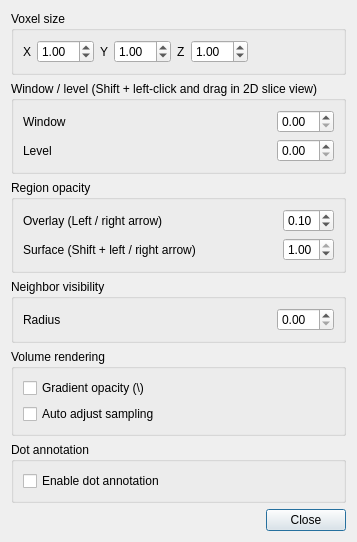
The window that qt/SettingsDialog.ui (RENCI/Segmentor) describes before a commit, drawn with Qt 5.
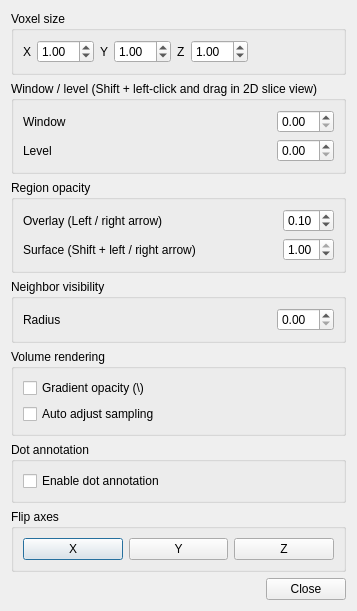
The same window after the commit.

Diff of the .ui file:
```diff
--- a/qt/SettingsDialog.ui
+++ b/qt/SettingsDialog.ui
@@ -7,7 +7,7 @@
     <x>0</x>
     <y>0</y>
     <width>314</width>
-    <height>486</height>
+    <height>548</height>
    </rect>
   </property>
   <property name="windowTitle">
@@ -396,6 +396,36 @@
      </layout>
     </widget>
    </item>
+   <item>
+    <widget class="QGroupBox" name="groupBox_7">
+     <property name="title">
+      <string>Flip axes</string>
+     </property>
+     <layout class="QHBoxLayout" name="horizontalLayout_10">
+      <item>
+       <widget class="QPushButton" name="flipXButton">
+        <property name="text">
+         <string>X</string>
+        </property>
+       </widget>
+      </item>
+      <item>
+       <widget class="QPushButton" name="flipYButton">
+        <property name="text">
+         <string>Y</string>
+        </property>
+       </widget>
+      </item>
+      <item>
+       <widget class="QPushButton" name="flipZButton">
+        <property name="text">
+         <string>Z</string>
+        </property>
+       </widget>
+      </item>
+     </layout>
+    </widget>
+   </item>
    <item>
     <spacer name="verticalSpacer">
      <property name="orientation">
```
